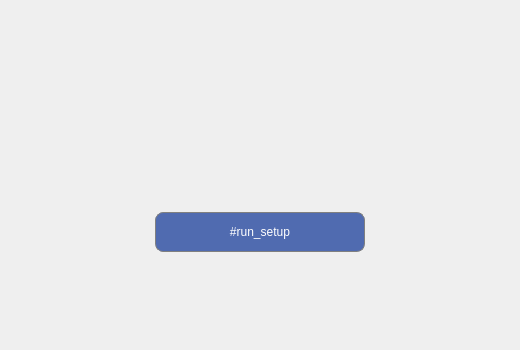
This is src/plugins/NativeWidgets/ServiceMenu/src/FirstSetup/UI/WelcomeWizardPage.ui in Ilkhom-S/e-kiosk as Qt 5 draws it before an edit. The edited form follows.
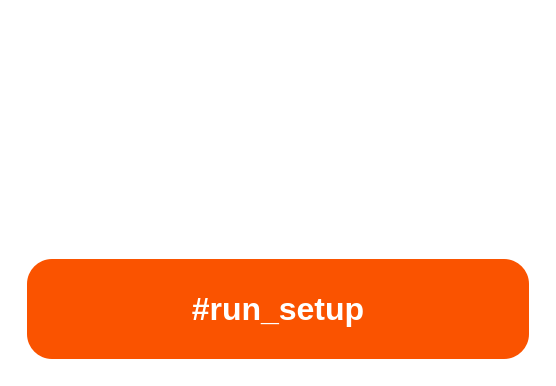
This is the edited form. Icons and pictures are not drawn.

Commit message: Update WelcomeWizardPage UI: new logo, texts; add missing translations

```diff
--- a/src/plugins/NativeWidgets/ServiceMenu/src/FirstSetup/UI/WelcomeWizardPage.ui
+++ b/src/plugins/NativeWidgets/ServiceMenu/src/FirstSetup/UI/WelcomeWizardPage.ui
@@ -1,63 +1,41 @@
 <?xml version="1.0" encoding="UTF-8"?>
 <ui version="4.0">
  <class>WelcomeWizardPage</class>
- <widget class="QFrame" name="WelcomeWizardPage">
-  <property name="geometry">
-   <rect>
-    <x>0</x>
-    <y>0</y>
-    <width>520</width>
-    <height>350</height>
-   </rect>
-  </property>
+    <widget class="QWidget" name="WelcomeWizardPage">
   <property name="styleSheet">
-   <string notr="true">QFrame#welcomeWizardWindow
-{
-	background-color: white;
-}
-QLabel#lblAppVersionTitle
-{
-color: blue;
-}
-QLabel#lblAppVersion
-{
-color: blue;
-}
+            <string notr="true">
+                QWidget#WelcomeWizardPage { background-color: transparent; }
 
-QPushButton
-{
-	border: 1px solid gray;
-    border-radius: 8px;
-	padding: 12px;
-	color: white;
-	background-color: rgba(80, 107, 176);
-}
+                QLabel#lbLogo {
+                padding: 20px;
+                }
 
-QPushButton:disabled
-{
-	color: gray;
-	background-color: lightgray;
-}
+                QPushButton#btnSetup {
+                background-color: #FA5300;
+                color: #FFFFFF;
+                border-radius: 25px;
+                font-family: "Segoe UI";
+                font-size: 32px; /* Balanced for 17" 1280x1024 */
+                font-weight: 900;
+                text-transform: uppercase;
+                }
 
-QPushButton:pressed 
-{
-	background-color: rgba(98, 141, 191);
-}</string>
-  </property>
-  <layout class="QVBoxLayout" name="verticalLayout">
+                QPushButton#btnSetup:pressed {
+                background-color: #FF7A3D;
+                }
+            </string>
+        </property>
+        <layout class="QVBoxLayout" name="mainLayout">
+            <!-- Top Spacer -->
    <item>
     <spacer name="verticalSpacer_2">
      <property name="orientation">
       <enum>Qt::Vertical</enum>
      </property>
-     <property name="sizeHint" stdset="0">
-      <size>
-       <width>20</width>
-       <height>108</height>
-      </size>
-     </property>
-    </spacer>
-   </item>
+                </spacer>
+            </item>
+
+            <!-- Center Layout -->
    <item>
     <layout class="QHBoxLayout" name="horizontalLayout_2">
      <item>
@@ -65,95 +43,56 @@
        <property name="orientation">
         <enum>Qt::Horizontal</enum>
        </property>
-       <property name="sizeHint" stdset="0">
-        <size>
-         <width>40</width>
-         <height>20</height>
-        </size>
-       </property>
-      </spacer>
-     </item>
+                        </spacer>
+                    </item>
+                    <item>
+                        <widget class="QFrame" name="wizardFrame">
+                            <property name="minimumSize">
+                                <size>
+                                    <width>520</width>
+                                    <height>350</height>
+                                </size>
+                            </property>
+                            <property name="maximumSize">
+                                <size>
+                                    <width>520</width>
+                                    <height>350</height>
+                                </size>
+                            </property>
+                            <layout class="QVBoxLayout" name="frameLayout">
+                                <property name="spacing">
+                                    <number>30</number>
+                                </property>
+
+                                <!-- Logo -->
      <item>
       <widget class="QLabel" name="lbLogo">
-       <property name="text">
-        <string notr="true"/>
+                                        <property name="minimumSize">
+                                            <size>
+                                                <width>400</width>
+                                                <height>150</height>
+                                            </size>
        </property>
        <property name="pixmap">
-        <pixmap resource="../../GUI/Resources/Resources.qrc">:/Images/logo.png</pixmap>
+                                            <pixmap resource="../../GUI/Resources/Resources.qrc">
+                                                :/Images/humo_logo_midnight.svg</pixmap>
+                                        </property>
+                                        <property name="scaledContents">
+                                            <bool>true</bool>
+                                        </property>
+                                        <property name="alignment">
+                                            <set>Qt::AlignCenter</set>
        </property>
       </widget>
      </item>
-     <item>
-      <spacer name="horizontalSpacer_4">
-       <property name="orientation">
-        <enum>Qt::Horizontal</enum>
-       </property>
-       <property name="sizeHint" stdset="0">
-        <size>
-         <width>40</width>
-         <height>20</height>
-        </size>
-       </property>
-      </spacer>
-     </item>
-    </layout>
-   </item>
-   <item>
-    <spacer name="verticalSpacer">
-     <property name="orientation">
-      <enum>Qt::Vertical</enum>
-     </property>
-     <property name="sizeHint" stdset="0">
-      <size>
-       <width>20</width>
-       <height>109</height>
-      </size>
-     </property>
-    </spacer>
-   </item>
-   <item>
-    <layout class="QHBoxLayout" name="horizontalLayout">
-     <item>
-      <spacer name="horizontalSpacer">
-       <property name="orientation">
-        <enum>Qt::Horizontal</enum>
-       </property>
-       <property name="sizeHint" stdset="0">
-        <size>
-         <width>40</width>
-         <height>20</height>
-        </size>
-       </property>
-      </spacer>
-     </item>
-     <item>
-      <spacer name="horizontalSpacer_5">
-       <property name="orientation">
-        <enum>Qt::Horizontal</enum>
-       </property>
-       <property name="sizeType">
-        <enum>QSizePolicy::Fixed</enum>
-       </property>
-       <property name="sizeHint" stdset="0">
-        <size>
-         <width>0</width>
-         <height>20</height>
-        </size>
-       </property>
-      </spacer>
-     </item>
+
+                                <!-- Run Setup Button -->
      <item>
       <widget class="QPushButton" name="btnSetup">
        <property name="minimumSize">
         <size>
-         <width>210</width>
-         <height>40</height>
-        </size>
-       </property>
-       <property name="maximumSize">
-        <size>
-         <width>210</width>
-         <height>40</height>
+                                                <width>400</width>
+                                                <height>100</height>
         </size>
        </property>
        <property name="text">
@@ -161,17 +100,14 @@
        </property>
       </widget>
      </item>
+                            </layout>
+                        </widget>
+                    </item>
      <item>
-      <spacer name="horizontalSpacer_2">
+                        <spacer name="hsRight">
        <property name="orientation">
         <enum>Qt::Horizontal</enum>
        </property>
-       <property name="sizeHint" stdset="0">
-        <size>
-         <width>40</width>
-         <height>20</height>
-        </size>
-       </property>
       </spacer>
      </item>
     </layout>
@@ -181,12 +117,6 @@
      <property name="orientation">
       <enum>Qt::Vertical</enum>
      </property>
-     <property name="sizeHint" stdset="0">
-      <size>
-       <width>20</width>
-       <height>108</height>
-      </size>
-     </property>
     </spacer>
    </item>
   </layout>
```
Left out of the diff: 20 changed lines with no effect on the pictures. Lines whose indentation alone changed are shown as unchanged. The commit also changes 30 other files.
